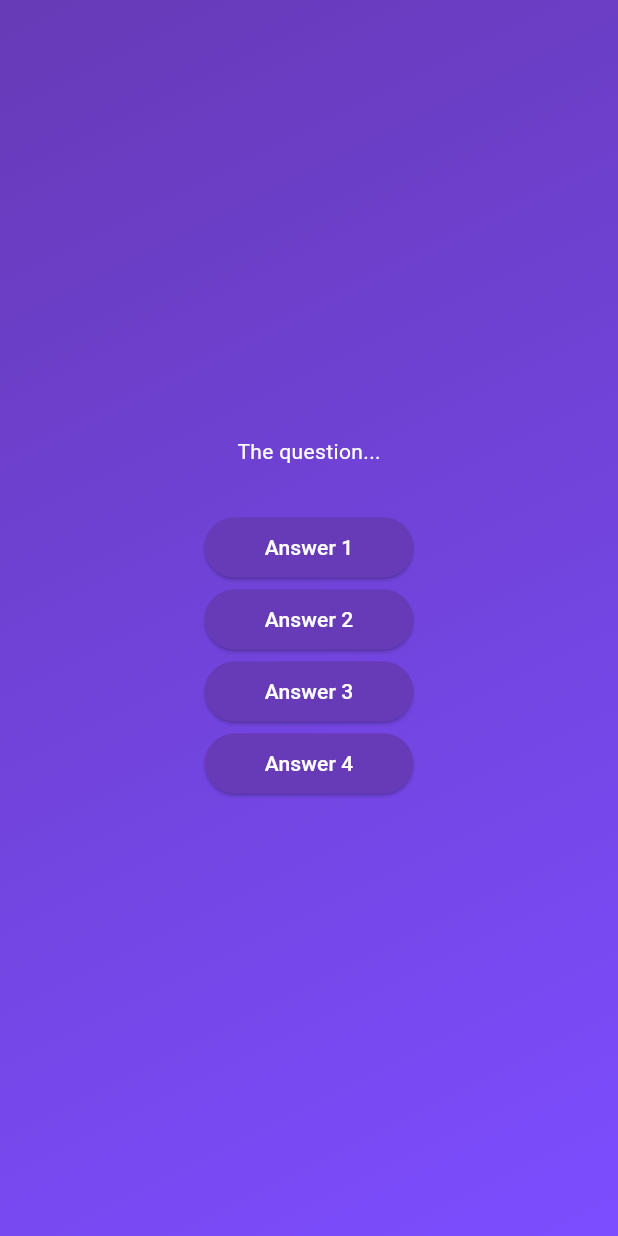
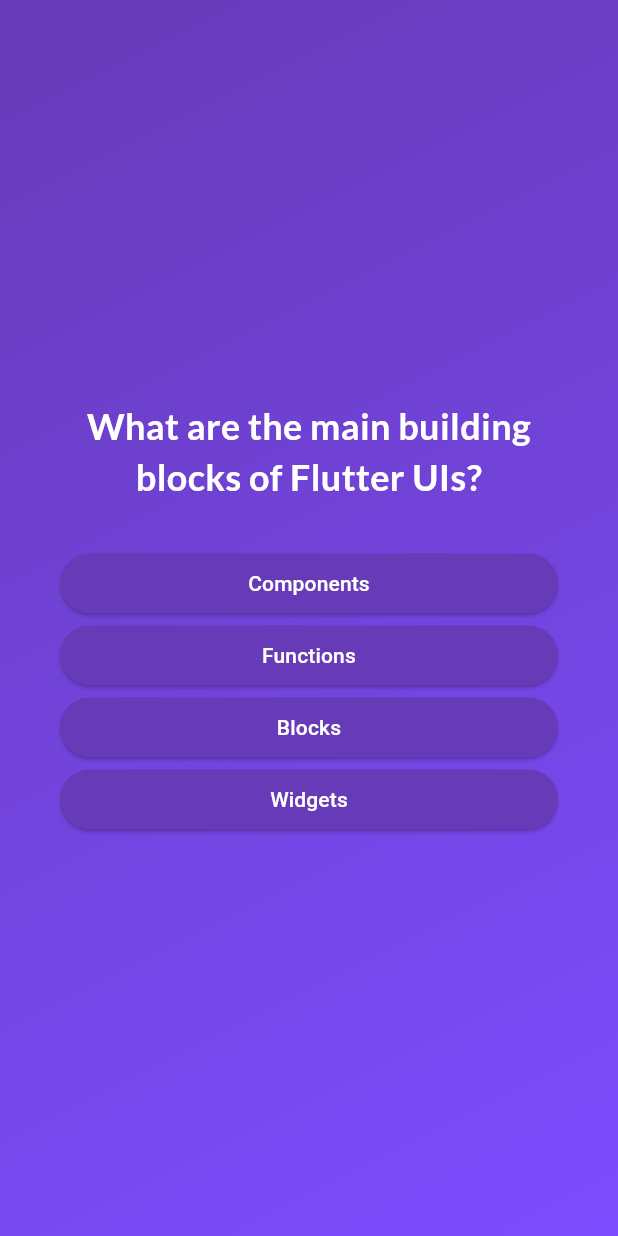
Before and after one commit to yu32363/study_flutter_quiz_app, a Flutter app: the screen it shows after launch, after a tap on "Start Quiz", on a phone screen of 412 x 824 dp. Run offline on Flutter 3.47's test engine with Material 3 defaults, Android fonts, the phone set to English and light mode, and no system bars; our stand-ins replace google_fonts.

Commit message:
Add feature

```diff
--- a/lib/answer_button.dart
+++ b/lib/answer_button.dart
@@ -25,7 +25,10 @@
           borderRadius: BorderRadius.circular(40),
         ),
       ),
-      child: Text(answerText),
+      child: Text(
+        answerText,
+        textAlign: TextAlign.center,
+      ),
     );
   }
 }
--- a/lib/models/quiz_question.dart
+++ b/lib/models/quiz_question.dart
@@ -3,4 +3,10 @@
 
   final String text;
   final List<String> answers;
+
+  List<String> getShuffledAnswers() {
+    final suffledList = List.of(answers);
+    suffledList.shuffle();
+    return suffledList;
+  }
 }
--- a/lib/question_screen.dart
+++ b/lib/question_screen.dart
@@ -1,45 +1,61 @@
 import 'package:flutter/material.dart';
+import 'package:google_fonts/google_fonts.dart';
+
 import 'package:study_flutter_quiz_app/answer_button.dart';
+import 'package:study_flutter_quiz_app/data/question.dart';
 
 class QuestionScreen extends StatefulWidget {
-  const QuestionScreen({super.key});
+  const QuestionScreen({super.key, required this.onSelectAnswer});
+
+  final void Function(String answer) onSelectAnswer;
 
   @override
   State<QuestionScreen> createState() => _QuestionScreenState();
 }
 
 class _QuestionScreenState extends State<QuestionScreen> {
+  var currentQuestionIndex = 0;
+
+  void answerQuestion(String selectedAnswer) {
+    widget.onSelectAnswer(selectedAnswer);
+    setState(() {
+      currentQuestionIndex++;
+    });
+  }
+
   @override
   Widget build(BuildContext context) {
+    final currentQuestion = questions[currentQuestionIndex];
     return SizedBox(
       width: double.infinity,
+      child: Container(
+        margin: const EdgeInsets.all(40),
         child: Column(
           mainAxisAlignment: MainAxisAlignment.center,
+          crossAxisAlignment: CrossAxisAlignment.stretch,
           children: [
-          const Text(
-            'The question...',
-            style: TextStyle(color: Colors.white),
+            Text(
+              currentQuestion.text,
+              style: GoogleFonts.lato(
+                color: Colors.white,
+                fontSize: 24,
+                fontWeight: FontWeight.bold,
+              ),
+              textAlign: TextAlign.center,
             ),
             const SizedBox(
               height: 30,
             ),
-          AnswerButton(
-            answerText: 'Answer 1',
-            onTap: () {},
+            ...currentQuestion.getShuffledAnswers().map((answer) {
+              return AnswerButton(
+                answerText: answer,
+                onTap: () {
+                  answerQuestion(answer);
+                },
+              );
+            }),
+          ],
         ),
-          AnswerButton(
-            answerText: 'Answer 2',
-            onTap: () {},
-          ),
-          AnswerButton(
-            answerText: 'Answer 3',
-            onTap: () {},
-          ),
-          AnswerButton(
-            answerText: 'Answer 4',
-            onTap: () {},
-          ),
-        ],
       ),
     );
   }
--- a/lib/quiz.dart
+++ b/lib/quiz.dart
@@ -10,6 +10,7 @@
 }
 
 class _QuizState extends State<Quiz> {
+  final List<String> selectedAnswers = [];
   var activeScreen = 'start-screen';
 
   void switchScreen() {
@@ -18,12 +19,18 @@
     });
   }
 
+  void chooseAnswer(String answer) {
+    selectedAnswers.add(answer);
+  }
+
   @override
   Widget build(BuildContext context) {
-    Widget screenWidget = StartScreen(startQuiz: switchScreen);
+    Widget screenWidget = StartScreen(
+      startQuiz: switchScreen,
+    );
 
     if (activeScreen == 'question-screen') {
-      screenWidget = const QuestionScreen();
+      screenWidget = QuestionScreen(onSelectAnswer: chooseAnswer);
     }
 
     return MaterialApp(
--- a/lib/start_screen.dart
+++ b/lib/start_screen.dart
@@ -1,4 +1,5 @@
 import 'package:flutter/material.dart';
+import 'package:google_fonts/google_fonts.dart';
 
 class StartScreen extends StatelessWidget {
   const StartScreen({required this.startQuiz, super.key});
@@ -19,9 +20,9 @@
           const SizedBox(
             height: 50,
           ),
-          const Text(
+          Text(
             'Learn Flutter the fun way!',
-            style: TextStyle(
+            style: GoogleFonts.lato(
               color: Colors.white,
               fontSize: 24,
             ),
--- a/pubspec.yaml
+++ b/pubspec.yaml
@@ -35,6 +35,7 @@
   # The following adds the Cupertino Icons font to your application.
   # Use with the CupertinoIcons class for iOS style icons.
   cupertino_icons: ^1.0.6
+  google_fonts: ^6.2.1
 
 dev_dependencies:
   flutter_test:
```
Also changed, not shown: pubspec.lock, 10 other files. Lines whose indentation alone changed are shown as unchanged.
